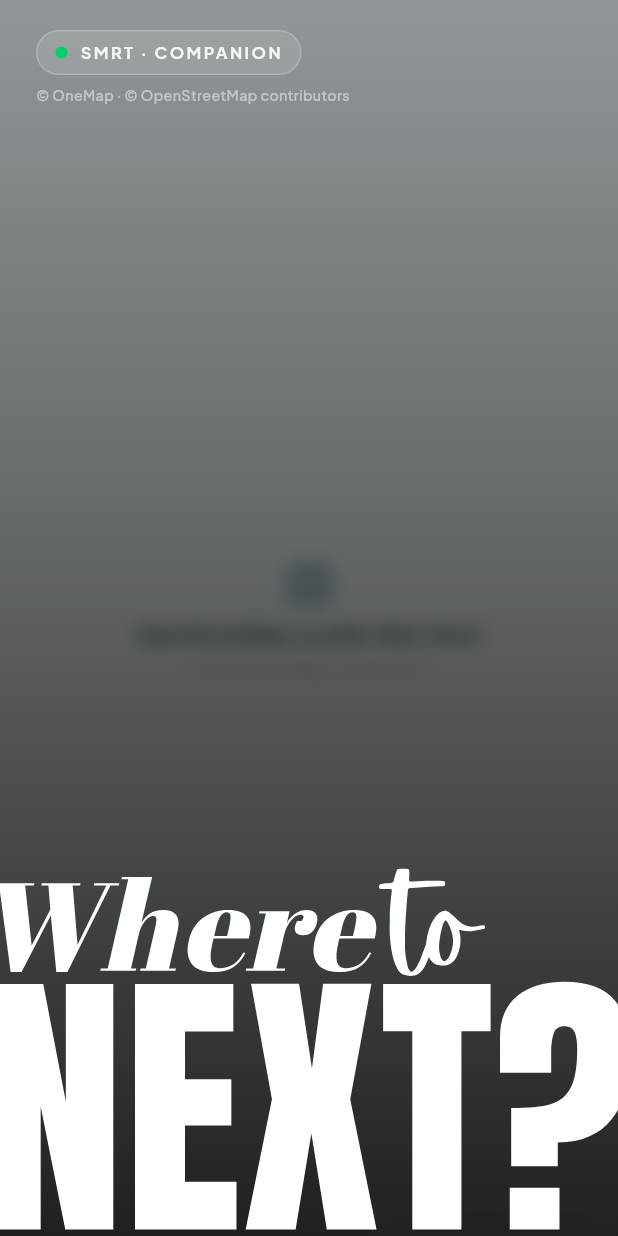
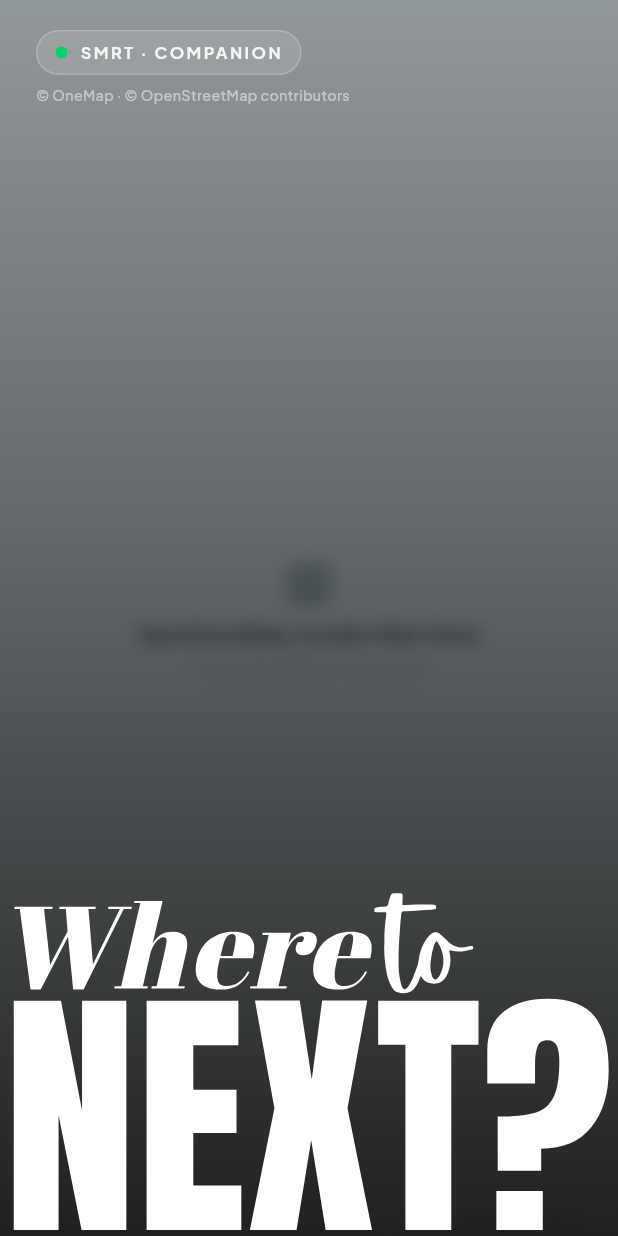
Before and after one commit to KriegerBlitz/SMRT_Travel_Companion, a Flutter app: the screen it shows after launch, on a phone screen of 412 x 824 dp. Run offline on Flutter 3.47's test engine with Material 3 defaults, Android fonts, the phone set to English and light mode, and no system bars; our stand-ins replace flutter_svg, google_fonts, web; missing offline and left inert: dart:js_interop, dart:ui_web.

Commit message:
style(landing): set hero graphic scale to 0.98

```diff
--- a/lib/features/landing/widgets/landing_hero_graphic.dart
+++ b/lib/features/landing/widgets/landing_hero_graphic.dart
@@ -25,7 +25,7 @@ class LandingHeroGraphic extends StatelessWidget {
     return SizedBox(
       width: double.infinity,
       child: Transform.scale(
-        scale: 1.05,
+        scale: 0.98,
         alignment: Alignment.bottomCenter,
         child: SvgPicture.asset(
           assetPath,
```
